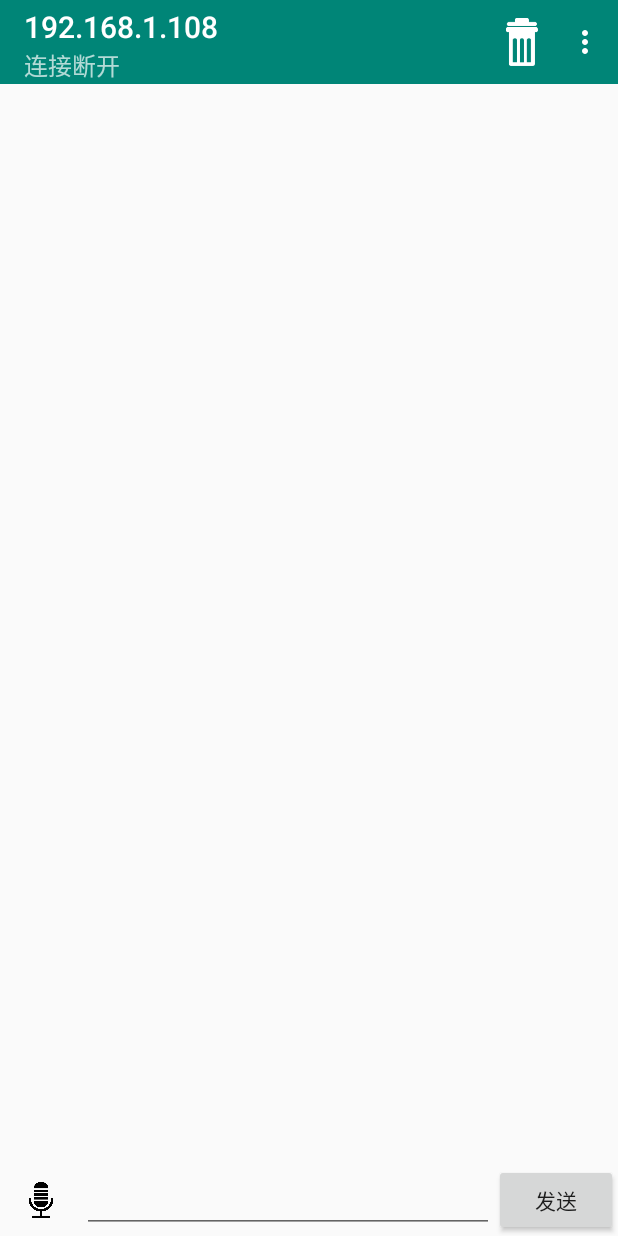
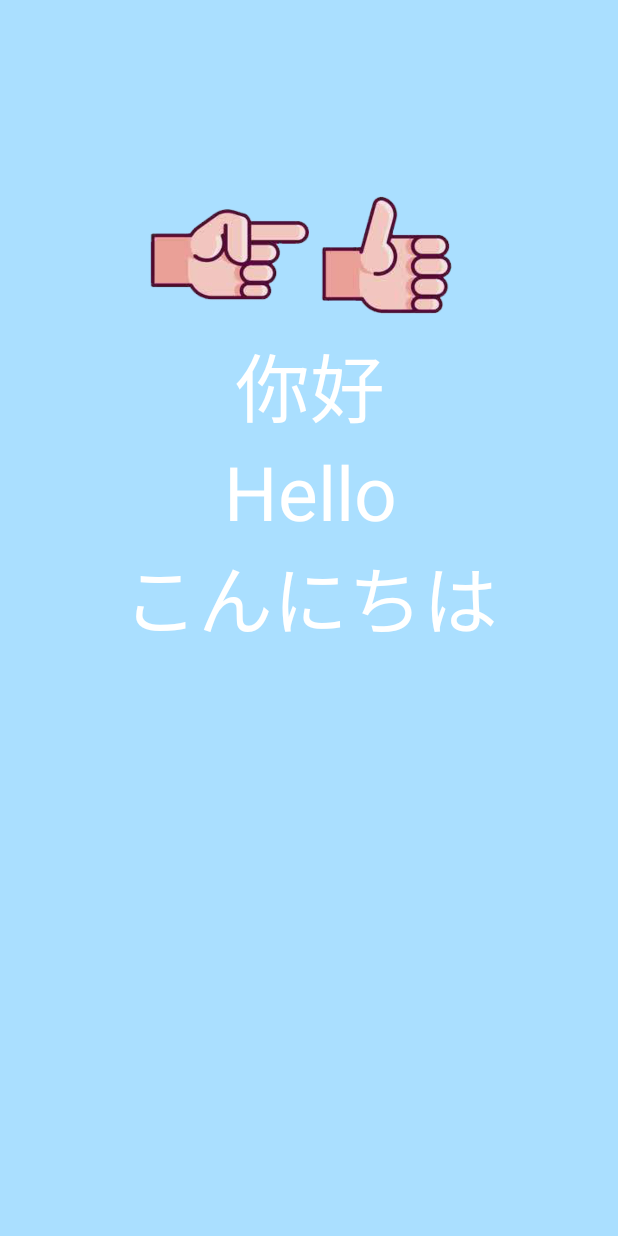
Before and after one commit to nealspirit/GlovesTextShow, an Android app: the first screen one second after launch (MainActivity before the commit, CoverActivity after it), on a phone screen of 412 x 824 dp. Run offline under Robolectric (Android 15) with nearby library versions, the phone set to English and light mode, and no system bars.

Commit message:
添加封面

```diff
--- a/app/build.gradle
+++ b/app/build.gradle
@@ -16,9 +16,9 @@ android {
             proguardFiles getDefaultProguardFile('proguard-android-optimize.txt'), 'proguard-rules.pro'
         }
     }
-    sourceSets{
-        main{
-            jniLibs.srcDirs=['libs']
+    sourceSets {
+        main {
+            jniLibs.srcDirs = ['libs']
         }
     }
 }
--- /dev/null
+++ b/app/src/main/java/com/glovestextshow/android/CoverActivity.java
@@ -0,0 +1,100 @@
+package com.glovestextshow.android;
+
+import android.animation.Animator;
+import android.animation.ObjectAnimator;
+import android.content.Intent;
+import android.support.v7.app.AppCompatActivity;
+import android.os.Bundle;
+import android.util.Log;
+import android.view.View;
+import android.view.WindowManager;
+import android.widget.ImageView;
+import android.widget.TextView;
+
+public class CoverActivity extends AppCompatActivity {
+    private ImageView imageView_ni;
+    private ImageView imageView_hao;
+    private TextView textView_nihao;
+    private TextView textView_hello;
+    private TextView textView_konnichiha;
+
+    @Override
+    protected void onCreate(Bundle savedInstanceState) {
+        super.onCreate(savedInstanceState);
+        setContentView(R.layout.activity_cover);
+
+        imageView_ni = findViewById(R.id.iv_ni);
+        imageView_hao = findViewById(R.id.iv_hao);
+        textView_nihao = findViewById(R.id.tv_nihao);
+        textView_hello = findViewById(R.id.tv_hello);
+        textView_konnichiha = findViewById(R.id.tv_konnichiha);
+
+        getWindow().addFlags(WindowManager.LayoutParams.FLAG_FULLSCREEN);//隐藏系统状态栏
+
+        imageView_ni.post(new Runnable() {
+            @Override
+            public void run() {
+                ObjectAnimator.ofFloat(imageView_ni,"translationY",-imageView_ni.getHeight(),0).setDuration(1000).start();
+            }
+        });
+
+        imageView_hao.post(new Runnable() {
+            @Override
+            public void run() {
+                ObjectAnimator animator1 = ObjectAnimator.ofFloat(imageView_hao,"translationY",imageView_hao.getHeight(),0).setDuration(1000);
+                animator1.addListener(new Animator.AnimatorListener() {
+                    @Override
+                    public void onAnimationStart(Animator animator) {
+
+                    }
+
+                    @Override
+                    public void onAnimationEnd(Animator animator) {
+                        textView_nihao.setVisibility(View.VISIBLE);
+                        textView_hello.setVisibility(View.VISIBLE);
+                        textView_konnichiha.setVisibility(View.VISIBLE);
+                        ObjectAnimator.ofFloat(textView_nihao,"translationX",textView_nihao.getWidth(),0).setDuration(1000).start();
+                        ObjectAnimator.ofFloat(textView_hello,"translationX",textView_hello.getWidth(),0).setDuration(1000).start();
+                        ObjectAnimator animator2 = ObjectAnimator.ofFloat(textView_konnichiha,"translationX",textView_konnichiha.getWidth(),0).setDuration(1000);
+                        animator2.addListener(new Animator.AnimatorListener() {
+                            @Override
+                            public void onAnimationStart(Animator animator) {
+
+                            }
+
+                            @Override
+                            public void onAnimationEnd(Animator animator) {
+                                Intent intent = new Intent(CoverActivity.this,MainActivity.class);
+                                startActivity(intent);
+                                finish();
+                            }
+
+                            @Override
+                            public void onAnimationCancel(Animator animator) {
+
+                            }
+
+                            @Override
+                            public void onAnimationRepeat(Animator animator) {
+
+                            }
+                        });
+                        animator2.start();
+                    }
+
+                    @Override
+                    public void onAnimationCancel(Animator animator) {
+
+                    }
+
+                    @Override
+                    public void onAnimationRepeat(Animator animator) {
+
+                    }
+                });
+                animator1.start();
+            }
+        });
+
+    }
+}
--- a/app/src/main/java/com/glovestextshow/android/MainActivity.java
+++ b/app/src/main/java/com/glovestextshow/android/MainActivity.java
@@ -66,10 +66,11 @@ public class MainActivity extends AppCompatActivity implements View.OnClickListe
 
     private MsgAdapter adapter;
 
+
     private static final String TAG = "MainActivity";
 
-    //取得IP地址
-    String ipText = "192.168.1.108";
+    //IP地址
+    String ipText;
 
     @Override
     protected void onCreate(Bundle savedInstanceState) {
@@ -85,11 +86,11 @@ public class MainActivity extends AppCompatActivity implements View.OnClickListe
         findViewById(R.id.button_send).setOnClickListener(this);
 
         //初始化缓存
-//        pref = PreferenceManager.getDefaultSharedPreferences(this);
-//        String ipAddress = pref.getString("ip","");
-//        if (!ipAddress.equals("")){
-//            ip.setText(ipAddress);
-//        }
+        pref = PreferenceManager.getDefaultSharedPreferences(this);
+        ipText = pref.getString("ip","");
+        if (ipText.equals("")){
+            ipText = "无连接";
+        }
 
         //初始化RecyclerView
         recyclerView = findViewById(R.id.recycler_view);
@@ -134,8 +135,7 @@ public class MainActivity extends AppCompatActivity implements View.OnClickListe
                                 .setNegativeButton("取消",null)
                                 .show();
                         break;
-                    case R.id.exit:
-                        Toast.makeText(MainActivity.this,"退出",Toast.LENGTH_SHORT).show();
+                    default:
                         break;
                 }
                 drawerLayout.closeDrawers();
@@ -190,6 +190,10 @@ public class MainActivity extends AppCompatActivity implements View.OnClickListe
                             NavHeaderConnection.setText("已连接");
                         }
                     });
+
+                    editor = pref.edit();
+                    editor.putString("ip",ipText);
+                    editor.apply();
 
                     reader = new BufferedReader(new InputStreamReader(socket.getInputStream(),"UTF-8"));
                     while ((line = reader.readLine()) != null){
--- /dev/null
+++ b/app/src/main/res/layout/activity_cover.xml
@@ -0,0 +1,73 @@
+<?xml version="1.0" encoding="utf-8"?>
+<RelativeLayout xmlns:android="http://schemas.android.com/apk/res/android"
+    xmlns:tools="http://schemas.android.com/tools"
+    android:layout_width="match_parent"
+    android:layout_height="match_parent"
+    tools:context=".CoverActivity"
+    android:background="@color/coverTheme">
+
+    <LinearLayout
+        android:id="@+id/ll_image"
+        android:layout_width="wrap_content"
+        android:layout_height="100dp"
+        android:orientation="horizontal"
+        android:layout_marginTop="120dp"
+        android:layout_marginHorizontal="100dp">
+
+        <ImageView
+            android:id="@+id/iv_ni"
+            android:layout_width="0dp"
+            android:layout_height="wrap_content"
+            android:layout_weight="1"
+            android:src="@drawable/ni"
+            android:scaleType="fitCenter"/>
+
+        <ImageView
+            android:id="@+id/iv_hao"
+            android:layout_width="0dp"
+            android:layout_height="wrap_content"
+            android:layout_weight="1"
+            android:src="@drawable/hao"/>
+
+    </LinearLayout>
+
+    <LinearLayout
+        android:layout_width="wrap_content"
+        android:layout_height="wrap_content"
+        android:layout_below="@id/ll_image"
+        android:layout_centerHorizontal="true"
+        android:orientation="vertical">
+
+        <TextView
+            android:id="@+id/tv_nihao"
+            android:layout_width="match_parent"
+            android:layout_height="wrap_content"
+            android:text="你好"
+            android:textSize="50sp"
+            android:textColor="#FFF"
+            android:gravity="center"
+            android:visibility="invisible"/>
+
+        <TextView
+            android:id="@+id/tv_hello"
+            android:layout_width="match_parent"
+            android:layout_height="wrap_content"
+            android:text="Hello"
+            android:textSize="50sp"
+            android:textColor="#FFF"
+            android:gravity="center"
+            android:visibility="invisible"/>
+
+        <TextView
+            android:id="@+id/tv_konnichiha"
+            android:layout_width="match_parent"
+            android:layout_height="wrap_content"
+            android:text="こんにちは"
+            android:textSize="50sp"
+            android:textColor="#FFF"
+            android:gravity="center"
+            android:visibility="invisible"/>
+
+    </LinearLayout>
+
+</RelativeLayout>
--- a/app/src/main/res/menu/nav_menu.xml
+++ b/app/src/main/res/menu/nav_menu.xml
@@ -7,8 +7,4 @@
     <item
         android:id="@+id/change_ip"
         android:title="切换IP"/>
-
-    <item
-        android:id="@+id/exit"
-        android:title="注销"/>
 </menu>
--- a/app/src/main/res/values/colors.xml
+++ b/app/src/main/res/values/colors.xml
@@ -3,4 +3,5 @@
     <color name="colorPrimary">#008577</color>
     <color name="colorPrimaryDark">#00574B</color>
     <color name="colorAccent">#D81B60</color>
+    <color name="coverTheme">#AADFFF</color>
 </resources>
```
Also changed, not shown: app/src/main/AndroidManifest.xml (+16 -23 lines), app/src/main/res/drawable-ldpi/hao.png (added), app/src/main/res/drawable-ldpi/ni.png (added).
